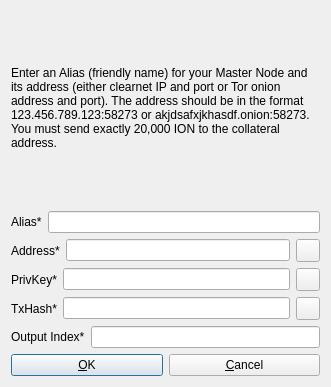
willemjez/ion-old, file src/qt/forms/addeditatomnode.ui: the form before one commit.
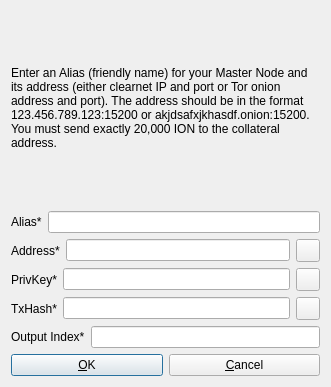
The form after the commit. Icons and pictures are not drawn.

```diff
--- a/src/qt/forms/addeditatomnode.ui
+++ b/src/qt/forms/addeditatomnode.ui
@@ -26,7 +26,7 @@
       </sizepolicy>
      </property>
      <property name="text">
-      <string>&lt;html&gt;&lt;head/&gt;&lt;body&gt;&lt;p&gt;Enter an Alias (friendly name) for your Master Node and its address (either clearnet IP and port or Tor onion address and port). The address should be in the format 123.456.789.123:58273 or akjdsafxjkhasdf.onion:58273. You must send exactly 20,000 ION to the collateral address.&lt;/p&gt;&lt;/body&gt;&lt;/html&gt;</string>
+      <string>&lt;html&gt;&lt;head/&gt;&lt;body&gt;&lt;p&gt;Enter an Alias (friendly name) for your Master Node and its address (either clearnet IP and port or Tor onion address and port). The address should be in the format 123.456.789.123:15200 or akjdsafxjkhasdf.onion:15200. You must send exactly 20,000 ION to the collateral address.&lt;/p&gt;&lt;/body&gt;&lt;/html&gt;</string>
      </property>
      <property name="wordWrap">
       <bool>true</bool>
```
